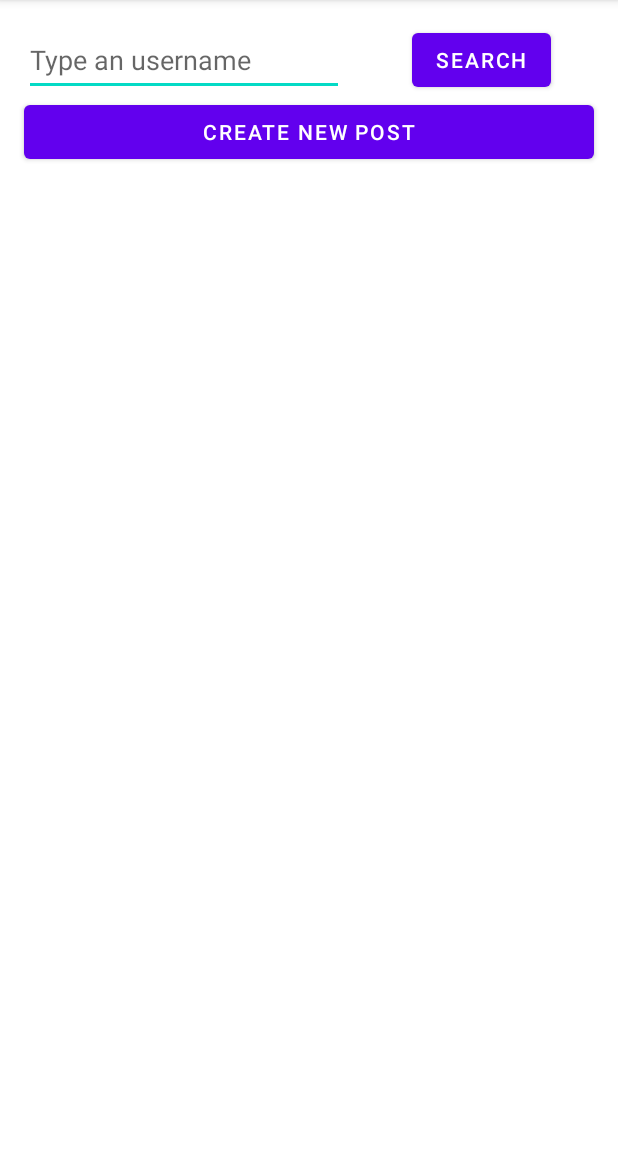
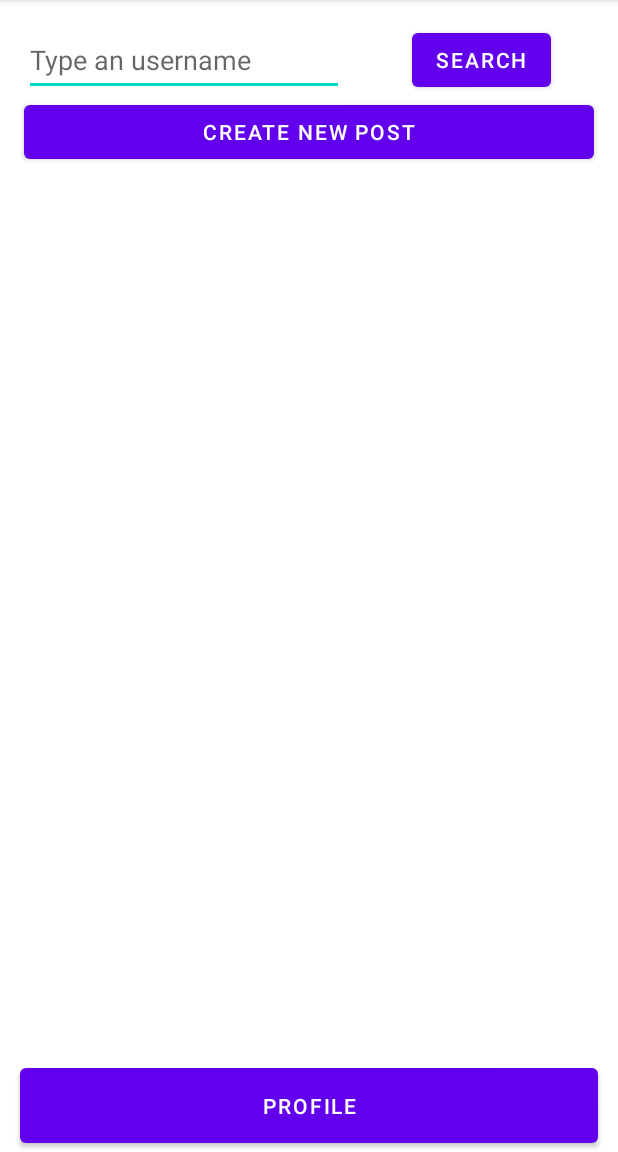
Before and after one commit to bellato-filippo/Twitter, an Android app: the HomeActivity screen opened directly, with no data from a screen before it, on a phone screen of 412 x 824 dp, the part 84-1236 px from its top. Run offline under Robolectric (Android 15) with nearby library versions, the phone set to English and light mode, and no system bars.

Commit message:
+ profile page + add profile pic + profile pic upload to storage

```diff
--- a/app/build.gradle
+++ b/app/build.gradle
@@ -50,6 +50,7 @@ dependencies {
 
     //firebase database dependency
     implementation 'com.google.firebase:firebase-database-ktx:20.0.4'
+    implementation 'com.google.firebase:firebase-storage-ktx:20.0.1'
     testImplementation 'junit:junit:4.13.2'
     androidTestImplementation 'androidx.test.ext:junit:1.1.3'
     androidTestImplementation 'androidx.test.espresso:espresso-core:3.4.0'
--- a/app/src/main/AndroidManifest.xml
+++ b/app/src/main/AndroidManifest.xml
@@ -9,6 +9,9 @@
         android:roundIcon="@mipmap/ic_launcher_round"
         android:supportsRtl="true"
         android:theme="@style/Theme.TwitterMusk">
+        <activity
+            android:name=".OwnProfileActivity"
+            android:exported="false" />
         <activity
             android:name=".AddPostActivity"
             android:exported="false" />
--- a/app/src/main/java/com/example/twittermusk/AddPostActivity.kt
+++ b/app/src/main/java/com/example/twittermusk/AddPostActivity.kt
@@ -7,5 +7,6 @@ class AddPostActivity : AppCompatActivity() {
     override fun onCreate(savedInstanceState: Bundle?) {
         super.onCreate(savedInstanceState)
         setContentView(R.layout.activity_add_post)
+
     }
 }
--- a/app/src/main/java/com/example/twittermusk/HomeActivity.kt
+++ b/app/src/main/java/com/example/twittermusk/HomeActivity.kt
@@ -20,5 +20,12 @@ class HomeActivity : AppCompatActivity() {
             val intent = Intent(this, AddPostActivity::class.java)
             startActivity(intent)
         }
+
+        val ownProfile: Button = findViewById(R.id.ProfileButton)
+
+        ownProfile.setOnClickListener {
+            val intent = Intent(this, OwnProfileActivity::class.java)
+            startActivity(intent)
+        }
     }
 }
--- a/app/src/main/res/layout/activity_home.xml
+++ b/app/src/main/res/layout/activity_home.xml
@@ -58,5 +58,14 @@
         app:layout_constraintRight_toRightOf="parent"
         app:layout_constraintBottom_toBottomOf="parent"/>
 
+    <Button
+        android:id="@+id/ProfileButton"
+        android:layout_width="385dp"
+        android:layout_height="62dp"
+        android:text="profile"
+        app:layout_constraintBottom_toBottomOf="parent"
+        app:layout_constraintEnd_toEndOf="parent"
+        app:layout_constraintStart_toStartOf="parent" />
+
 
 </androidx.constraintlayout.widget.ConstraintLayout>
```
Also changed, not shown: app/src/main/java/com/example/twittermusk/OwnProfileActivity.kt (added, +61 -0 lines), app/src/main/res/layout/activity_own_profile.xml (added, +26 -0 lines).
